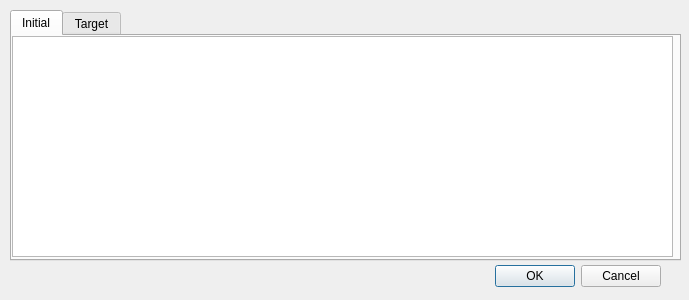
This is form/missiondialog.ui in ekaradon-Alexander/Formation-Reconfiguration-HIL-Client as Qt 5 draws it before an edit. The edited form follows.
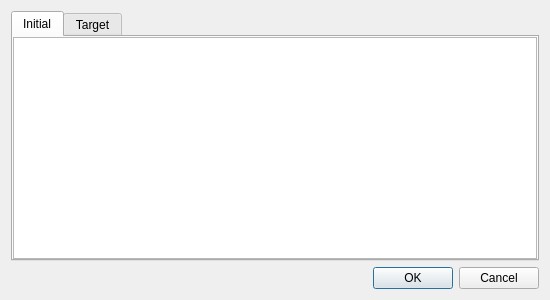
This is the edited form. The open tabs and pages were chosen to show the change.

Patch:
```diff
--- a/form/missiondialog.ui
+++ b/form/missiondialog.ui
@@ -6,38 +6,16 @@
    <rect>
     <x>0</x>
     <y>0</y>
-    <width>689</width>
+    <width>550</width>
     <height>300</height>
    </rect>
   </property>
   <property name="windowTitle">
    <string>Dialog</string>
   </property>
-  <widget class="QDialogButtonBox" name="buttonBox">
-   <property name="geometry">
-    <rect>
-     <x>320</x>
-     <y>260</y>
-     <width>341</width>
-     <height>32</height>
-    </rect>
-   </property>
-   <property name="orientation">
-    <enum>Qt::Horizontal</enum>
-   </property>
-   <property name="standardButtons">
-    <set>QDialogButtonBox::Cancel|QDialogButtonBox::Ok</set>
-   </property>
-  </widget>
+  <layout class="QGridLayout" name="gridLayout_3">
+   <item row="0" column="0">
   <widget class="QTabWidget" name="tabWidget">
-   <property name="geometry">
-    <rect>
-     <x>10</x>
-     <y>10</y>
-     <width>671</width>
-     <height>251</height>
-    </rect>
-   </property>
    <property name="currentIndex">
     <number>1</number>
    </property>
@@ -45,33 +23,59 @@
     <attribute name="title">
      <string>Initial</string>
     </attribute>
-    <widget class="QTableWidget" name="initialTableWidget">
-     <property name="geometry">
-      <rect>
-       <x>0</x>
-       <y>0</y>
-       <width>661</width>
-       <height>221</height>
-      </rect>
-     </property>
-    </widget>
+      <layout class="QGridLayout" name="gridLayout">
+       <property name="leftMargin">
+        <number>0</number>
+       </property>
+       <property name="topMargin">
+        <number>0</number>
+       </property>
+       <property name="rightMargin">
+        <number>0</number>
+       </property>
+       <property name="bottomMargin">
+        <number>0</number>
+       </property>
+       <item row="0" column="0">
+        <widget class="QTableWidget" name="initialTableWidget"/>
+       </item>
+      </layout>
    </widget>
    <widget class="QWidget" name="targetTab">
     <attribute name="title">
      <string>Target</string>
     </attribute>
-    <widget class="QTableWidget" name="targetTableWidget">
-     <property name="geometry">
-      <rect>
-       <x>0</x>
-       <y>0</y>
-       <width>661</width>
-       <height>221</height>
-      </rect>
-     </property>
-    </widget>
-   </widget>
-  </widget>
+      <layout class="QGridLayout" name="gridLayout_2">
+       <property name="leftMargin">
+        <number>0</number>
+       </property>
+       <property name="topMargin">
+        <number>0</number>
+       </property>
+       <property name="rightMargin">
+        <number>0</number>
+       </property>
+       <property name="bottomMargin">
+        <number>0</number>
+       </property>
+       <item row="0" column="0">
+        <widget class="QTableWidget" name="targetTableWidget"/>
+       </item>
+      </layout>
+     </widget>
+    </widget>
+   </item>
+   <item row="1" column="0">
+    <widget class="QDialogButtonBox" name="buttonBox">
+     <property name="orientation">
+      <enum>Qt::Horizontal</enum>
+     </property>
+     <property name="standardButtons">
+      <set>QDialogButtonBox::Cancel|QDialogButtonBox::Ok</set>
+     </property>
+    </widget>
+   </item>
+  </layout>
  </widget>
  <resources/>
  <connections>
```
Left out of the diff: 7 changed lines with no effect on the pictures. Lines whose indentation alone changed are shown as unchanged.
